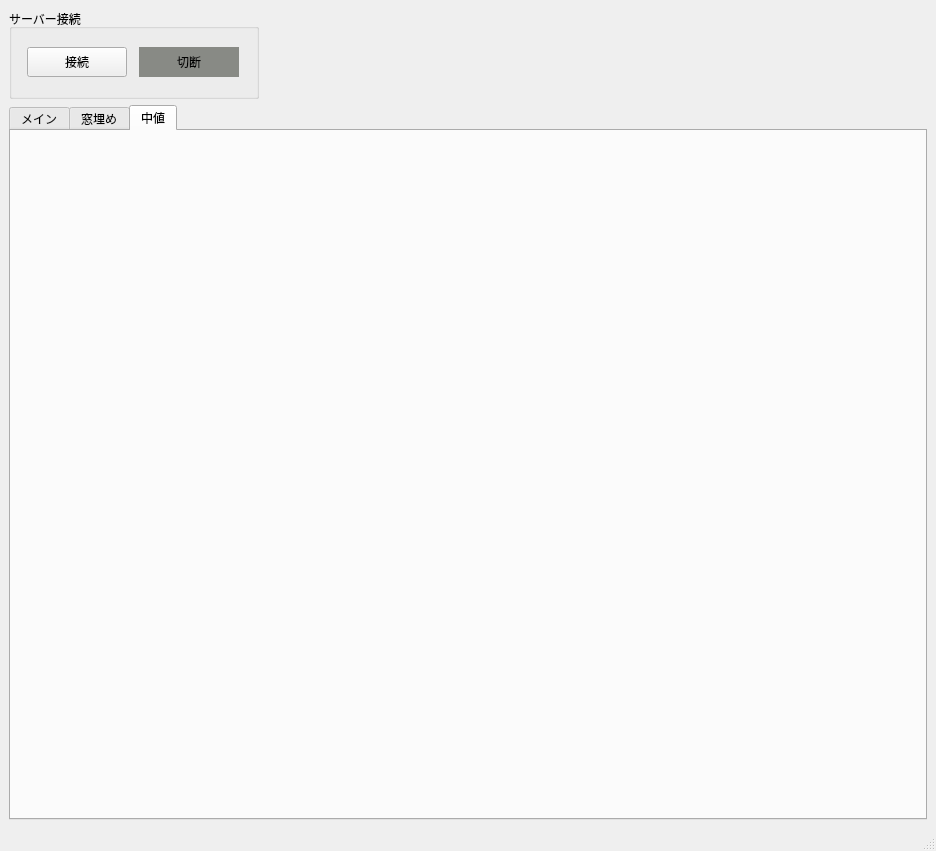
The window that trade_monitor/trade_monitor/gui_monitor.ui (takkin-takilog/namake-trader) describes before a commit, drawn with Qt 5.
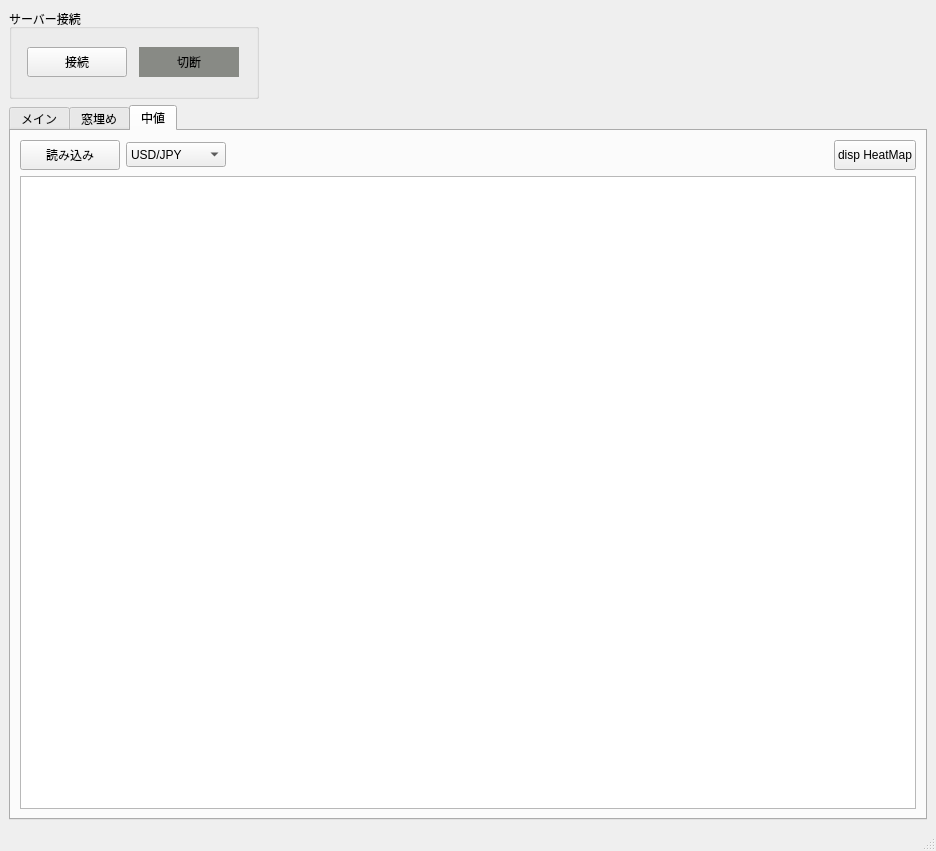
The same window after the commit. The open tabs and pages were chosen to show the change.

Patch:
```diff
--- a/trade_monitor/trade_monitor/gui_monitor.ui
+++ b/trade_monitor/trade_monitor/gui_monitor.ui
@@ -418,6 +418,106 @@
        <attribute name="title">
         <string>中値</string>
        </attribute>
+       <layout class="QVBoxLayout" name="verticalLayout_4">
+        <item>
+         <layout class="QHBoxLayout" name="horizontalLayout_6">
+          <item>
+           <widget class="QPushButton" name="pushButton_ttm_fetch">
+            <property name="sizePolicy">
+             <sizepolicy hsizetype="Fixed" vsizetype="Fixed">
+              <horstretch>0</horstretch>
+              <verstretch>0</verstretch>
+             </sizepolicy>
+            </property>
+            <property name="minimumSize">
+             <size>
+              <width>100</width>
+              <height>30</height>
+             </size>
+            </property>
+            <property name="text">
+             <string>読み込み</string>
+            </property>
+            <property name="checkable">
+             <bool>false</bool>
+            </property>
+            <property name="autoExclusive">
+             <bool>false</bool>
+            </property>
+           </widget>
+          </item>
+          <item>
+           <widget class="QComboBox" name="comboBox_ttm_inst">
+            <property name="sizePolicy">
+             <sizepolicy hsizetype="Fixed" vsizetype="Fixed">
+              <horstretch>0</horstretch>
+              <verstretch>0</verstretch>
+             </sizepolicy>
+            </property>
+            <property name="minimumSize">
+             <size>
+              <width>100</width>
+              <height>25</height>
+             </size>
+            </property>
+            <item>
+             <property name="text">
+              <string>USD/JPY</string>
+             </property>
+            </item>
+           </widget>
+          </item>
+          <item>
+           <spacer name="horizontalSpacer_5">
+            <property name="orientation">
+             <enum>Qt::Horizontal</enum>
+            </property>
+            <property name="sizeHint" stdset="0">
+             <size>
+              <width>663</width>
+              <height>28</height>
+             </size>
+            </property>
+           </spacer>
+          </item>
+          <item>
+           <widget class="QPushButton" name="pushButton_gapfill_heatmap_2">
+            <property name="sizePolicy">
+             <sizepolicy hsizetype="Preferred" vsizetype="Fixed">
+              <horstretch>0</horstretch>
+              <verstretch>0</verstretch>
+             </sizepolicy>
+            </property>
+            <property name="minimumSize">
+             <size>
+              <width>0</width>
+              <height>30</height>
+             </size>
+            </property>
+            <property name="text">
+             <string>disp HeatMap</string>
+            </property>
+           </widget>
+          </item>
+         </layout>
+        </item>
+        <item>
+         <widget class="QTreeView" name="treeView_ttm">
+          <property name="styleSheet">
+           <string notr="true">alternate-background-color: #e8f4fc;</string>
+          </property>
+          <property name="editTriggers">
+           <set>QAbstractItemView::NoEditTriggers</set>
+          </property>
+          <property name="alternatingRowColors">
+           <bool>true</bool>
+          </property>
+          <property name="sortingEnabled">
+           <bool>true</bool>
+          </property>
+         </widget>
+        </item>
+       </layout>
       </widget>
      </widget>
     </item>
```
Left out of the diff: 2 changed lines with no effect on the pictures.
